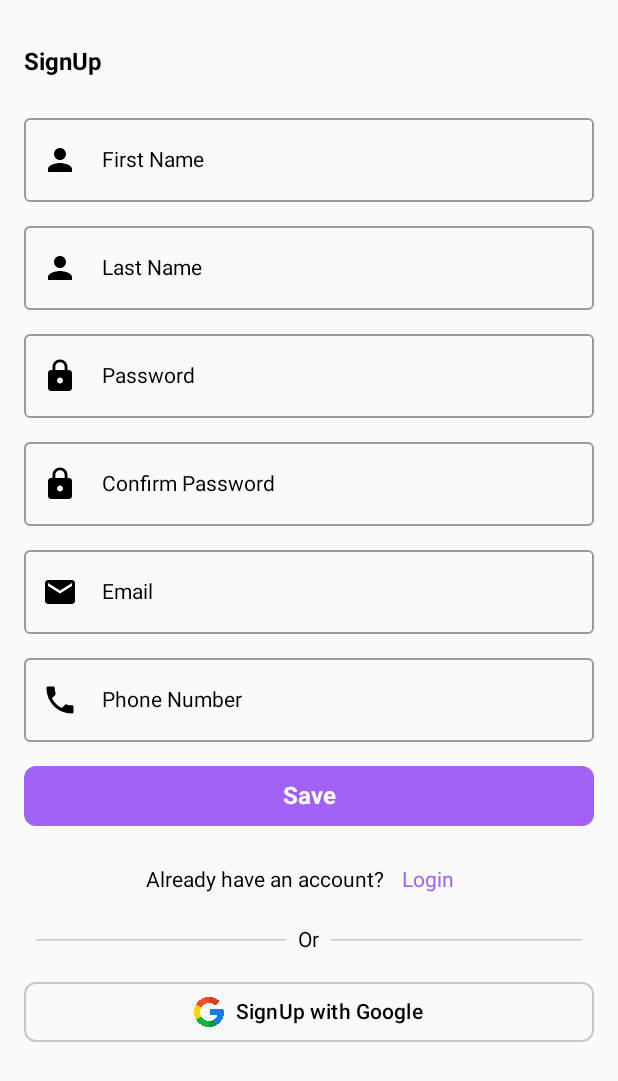
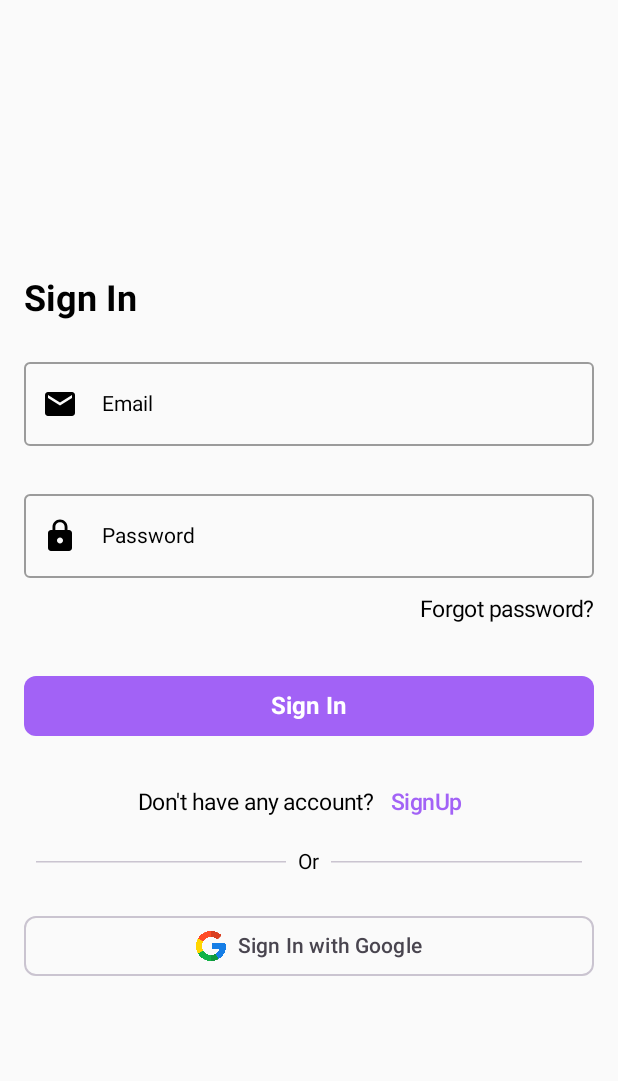
Before and after one commit to Nirjus/ShopApp-Kotlin-Firebase, an Android app built with Jetpack Compose: the screen it shows after launch (MainActivity), on a phone screen of 412 x 824 dp. Shown: the top 1081 px of the screen. Run offline under Robolectric (Android 15) with nearby library versions, the phone set to English and light mode, and no system bars; missing, so only their content is drawn: ShopAppTheme.

Commit message:
create Sign in screen

```diff
--- a/app/src/main/java/com/example/shopapp/MainActivity.kt
+++ b/app/src/main/java/com/example/shopapp/MainActivity.kt
@@ -11,6 +11,7 @@ import androidx.compose.material3.Text
 import androidx.compose.runtime.Composable
 import androidx.compose.ui.Modifier
 import androidx.compose.ui.tooling.preview.Preview
+import com.example.shopapp.presentation.SignInScreenUI
 import com.example.shopapp.presentation.SignUpScreen
 import com.example.shopapp.ui.theme.ShopAppTheme
 
@@ -20,7 +21,8 @@ class MainActivity : ComponentActivity() {
         enableEdgeToEdge()
         setContent {
             ShopAppTheme {
-                SignUpScreen()
+//                SignUpScreen()
+                SignInScreenUI()
             }
         }
     }
--- /dev/null
+++ b/app/src/main/java/com/example/shopapp/presentation/SignInScreen.kt
@@ -0,0 +1,144 @@
+package com.example.shopapp.presentation
+
+import android.widget.Toast
+import androidx.compose.foundation.Image
+import androidx.compose.foundation.layout.Arrangement
+import androidx.compose.foundation.layout.Column
+import androidx.compose.foundation.layout.Row
+import androidx.compose.foundation.layout.Spacer
+import androidx.compose.foundation.layout.fillMaxSize
+import androidx.compose.foundation.layout.fillMaxWidth
+import androidx.compose.foundation.layout.padding
+import androidx.compose.foundation.layout.size
+import androidx.compose.foundation.shape.RoundedCornerShape
+import androidx.compose.material.icons.Icons
+import androidx.compose.material.icons.filled.Email
+import androidx.compose.material.icons.filled.Lock
+import androidx.compose.material3.Button
+import androidx.compose.material3.ButtonDefaults
+import androidx.compose.material3.HorizontalDivider
+import androidx.compose.material3.OutlinedButton
+import androidx.compose.material3.Text
+import androidx.compose.material3.TextButton
+import androidx.compose.runtime.Composable
+import androidx.compose.runtime.getValue
+import androidx.compose.runtime.mutableStateOf
+import androidx.compose.runtime.remember
+import androidx.compose.runtime.setValue
+import androidx.compose.ui.Alignment
+import androidx.compose.ui.Modifier
+import androidx.compose.ui.graphics.Color
+import androidx.compose.ui.platform.LocalContext
+import androidx.compose.ui.res.colorResource
+import androidx.compose.ui.res.painterResource
+import androidx.compose.ui.text.TextStyle
+import androidx.compose.ui.text.font.FontWeight
+import androidx.compose.ui.text.input.PasswordVisualTransformation
+import androidx.compose.ui.unit.dp
+import androidx.compose.ui.unit.sp
+import com.example.shopapp.R
+import com.example.shopapp.presentation.utils.CustomTextField
+
+@Composable
+fun SignInScreenUI() {
+
+    val context = LocalContext.current
+    var email by remember { mutableStateOf("") }
+    var password by remember { mutableStateOf("") }
+
+    Column(
+        modifier = Modifier
+            .fillMaxSize()
+            .padding(16.dp),
+        horizontalAlignment = Alignment.CenterHorizontally,
+        verticalArrangement = Arrangement.Center
+    ) {
+        Text(
+            text = "Sign In",
+            style = TextStyle(
+                fontSize = 24.sp,
+                fontWeight = FontWeight.Bold,
+            ),
+            modifier = Modifier
+                .padding(vertical = 16.dp)
+                .align(Alignment.Start)
+        )
+        CustomTextField(
+            value = email,
+            onValueChange = { email = it },
+            label = "Email",
+            modifier = Modifier
+                .padding(vertical = 4.dp)
+                .fillMaxWidth(),
+            leadingIcon = Icons.Default.Email
+        )
+        Spacer(modifier = Modifier.padding(8.dp))
+        CustomTextField(
+            value = password,
+            onValueChange = { password = it },
+            label = "Password",
+            modifier = Modifier
+                .padding(vertical = 4.dp)
+                .fillMaxWidth(),
+            leadingIcon = Icons.Default.Lock,
+            visualTransformation = PasswordVisualTransformation()
+        )
+        Spacer(modifier = Modifier.padding(4.dp))
+
+        Text(text = "Forgot password?", modifier = Modifier.align(Alignment.End), fontSize = 15.sp)
+        Spacer(modifier = Modifier.padding(8.dp))
+
+        Button(
+            onClick = {
+                if (email.isNotBlank() && password.isNotBlank()) {
+                    Toast.makeText(context, "Sign in successful", Toast.LENGTH_SHORT).show()
+                } else {
+                    Toast.makeText(context, "Please fill all the field", Toast.LENGTH_SHORT).show()
+                }
+            }, modifier = Modifier
+                .fillMaxWidth()
+                .padding(vertical = 16.dp),
+            shape = RoundedCornerShape(8.dp),
+            colors = ButtonDefaults.buttonColors(colorResource(R.color.purple_300))
+        ) {
+            Text(
+                text = "Sign In",
+                color = Color.White,
+                fontWeight = FontWeight.Bold,
+                fontSize = 16.sp
+            )
+        }
+        Row(verticalAlignment = Alignment.CenterVertically) {
+            Text("Don't have any account?", fontSize = 15.sp)
+            TextButton(onClick={}) {
+                Text("SignUp", color = colorResource(R.color.purple_300), fontSize = 15.sp)
+            }
+        }
+        Row(
+            modifier = Modifier
+                .fillMaxWidth()
+                .padding(8.dp),
+            verticalAlignment = Alignment.CenterVertically
+        ) {
+            HorizontalDivider(modifier = Modifier.weight(1f))
+            Text("Or", modifier = Modifier.padding(horizontal = 8.dp))
+            HorizontalDivider(modifier = Modifier.weight(1f))
+        }
+
+        Spacer(modifier = Modifier.padding(8.dp))
+        OutlinedButton(
+            onClick = {},
+            modifier = Modifier.fillMaxWidth(),
+            shape = RoundedCornerShape(8.dp)
+        ) {
+            Image(
+                painter = painterResource(R.drawable.google),
+                contentDescription = "Google icon",
+                modifier = Modifier.size(20.dp)
+            )
+            Spacer(modifier = Modifier.size(8.dp))
+            Text("Sign In with Google")
+
+        }
+    }
+}
--- a/app/src/main/java/com/example/shopapp/presentation/SignUpScreen.kt
+++ b/app/src/main/java/com/example/shopapp/presentation/SignUpScreen.kt
@@ -188,7 +188,7 @@ fun SignUpScreen() {
             Spacer(modifier = Modifier.size(8.dp))
             Text(
                 text = "SignUp with Google",
-                color = colorResource(R.color.black)
+//                color = colorResource(R.color.black)
             )
         }
     }
```
